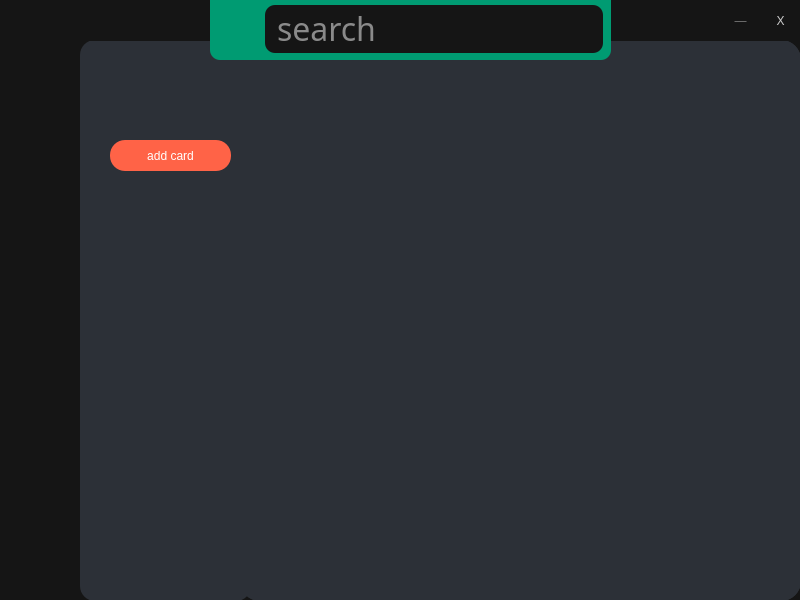
Old version of the form command-flow-main-window.ui in the repository command-flow-team/command-flow.
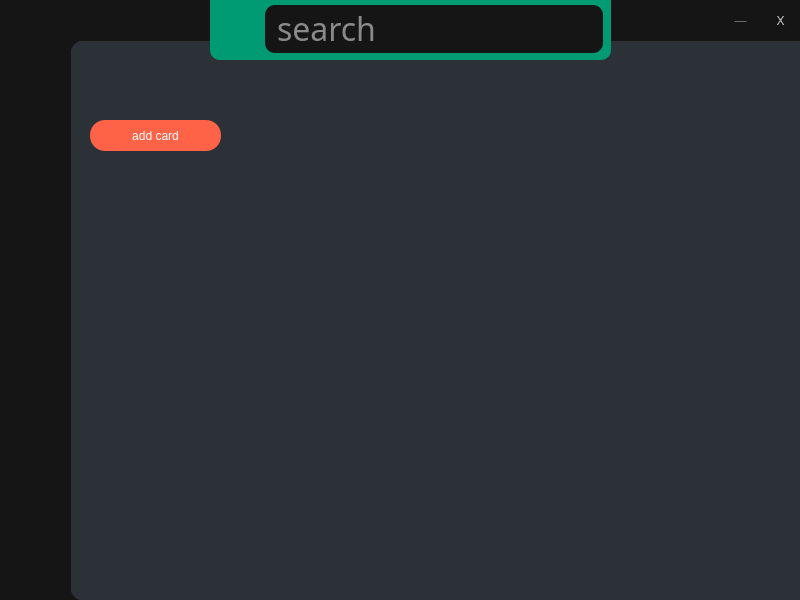
New version of the form. Icons and pictures are not drawn.

Patch:
```diff
--- a/command-flow-main-window.ui
+++ b/command-flow-main-window.ui
@@ -281,125 +281,7 @@
      <string>search </string>
     </property>
    </widget>
-   <widget class="QStackedWidget" name="mainZone">
-    <property name="geometry">
-     <rect>
-      <x>80</x>
-      <y>40</y>
-      <width>721</width>
-      <height>561</height>
-     </rect>
-    </property>
-    <property name="styleSheet">
-     <string notr="true">border-radius: 20px;</string>
-    </property>
-    <property name="currentIndex">
-     <number>1</number>
-    </property>
-    <widget class="QWidget" name="homePage">
-     <widget class="QLabel" name="label">
-      <property name="geometry">
-       <rect>
-        <x>280</x>
-        <y>50</y>
-        <width>151</width>
-        <height>81</height>
-       </rect>
-      </property>
-      <property name="styleSheet">
-       <string notr="true">background-color: #2C3037;
-color: white;
-font: 600 24pt &quot;Afacad Flux&quot;;</string>
-      </property>
-      <property name="text">
-       <string>Home page</string>
-      </property>
-     </widget>
-     <widget class="QWidget" name="homePage_background" native="true">
-      <property name="geometry">
-       <rect>
-        <x>-1</x>
-        <y>-1</y>
-        <width>741</width>
-        <height>561</height>
-       </rect>
-      </property>
-      <property name="styleSheet">
-       <string notr="true">background-color: #2C3037;</string>
-      </property>
-     </widget>
-     <zorder>homePage_background</zorder>
-     <zorder>label</zorder>
-    </widget>
-    <widget class="QWidget" name="ccmdPage">
-     <property name="styleSheet">
-      <string notr="true"/>
-     </property>
-     <widget class="QPushButton" name="add_ccmd_button">
-      <property name="geometry">
-       <rect>
-        <x>30</x>
-        <y>100</y>
-        <width>121</width>
-        <height>31</height>
-       </rect>
-      </property>
-      <property name="styleSheet">
-       <string notr="true">background-color: tomato;
-border-radius: 15;
-font: 700 21pt &quot;Afacad Flux&quot;;
-color: white;</string>
-      </property>
-      <property name="text">
-       <string>add card</string>
-      </property>
-     </widget>
-     <widget class="QScrollArea" name="ccmd_zone">
-      <property name="geometry">
-       <rect>
-        <x>160</x>
-        <y>0</y>
-        <width>561</width>
-        <height>561</height>
-       </rect>
-      </property>
-      <property name="styleSheet">
-       <string notr="true">background-color: #2C3037;</string>
-      </property>
-      <property name="widgetResizable">
-       <bool>true</bool>
-      </property>
-      <widget class="QWidget" name="scrollAreaWidgetContents">
-       <property name="geometry">
-        <rect>
-         <x>0</x>
-         <y>0</y>
-         <width>561</width>
-         <height>561</height>
-        </rect>
-       </property>
-      </widget>
-     </widget>
-     <widget class="QWidget" name="ccmd_side_bar" native="true">
-      <property name="geometry">
-       <rect>
-        <x>0</x>
-        <y>0</y>
-        <width>171</width>
-        <height>561</height>
-       </rect>
-      </property>
-      <property name="styleSheet">
-       <string notr="true">background-color: #2C3037;
-border-radius: 15px;</string>
-      </property>
-     </widget>
-     <zorder>ccmd_side_bar</zorder>
-     <zorder>ccmd_zone</zorder>
-     <zorder>add_ccmd_button</zorder>
-    </widget>
-   </widget>
-   <widget class="QWidget" name="widget" native="true">
+   <widget class="QWidget" name="side_bar" native="true">
     <property name="geometry">
      <rect>
       <x>-20</x>
@@ -552,7 +434,7 @@
      <string notr="true"/>
     </property>
    </widget>
-   <widget class="QLabel" name="label_2">
+   <widget class="QLabel" name="search_bar_icon">
     <property name="geometry">
      <rect>
       <x>225</x>
@@ -574,14 +456,145 @@
      <bool>true</bool>
     </property>
    </widget>
+   <widget class="QWidget" name="mainZone" native="true">
+    <property name="geometry">
+     <rect>
+      <x>70</x>
+      <y>40</y>
+      <width>741</width>
+      <height>561</height>
+     </rect>
+    </property>
+    <property name="styleSheet">
+     <string notr="true">background-color: #2C3037;
+border-radius: 15px;</string>
+    </property>
+    <widget class="QStackedWidget" name="pageZone">
+     <property name="geometry">
+      <rect>
+       <x>10</x>
+       <y>10</y>
+       <width>721</width>
+       <height>551</height>
+      </rect>
+     </property>
+     <property name="styleSheet">
+      <string notr="true"/>
+     </property>
+     <property name="currentIndex">
+      <number>1</number>
+     </property>
+     <widget class="QWidget" name="homePage">
+      <widget class="QLabel" name="home_page_label">
+       <property name="geometry">
+        <rect>
+         <x>280</x>
+         <y>50</y>
+         <width>151</width>
+         <height>81</height>
+        </rect>
+       </property>
+       <property name="styleSheet">
+        <string notr="true">background-color: #2C3037;
+color: white;
+font: 600 24pt &quot;Afacad Flux&quot;;</string>
+       </property>
+       <property name="text">
+        <string>Home page</string>
+       </property>
+      </widget>
+      <widget class="QWidget" name="homePage_background" native="true">
+       <property name="geometry">
+        <rect>
+         <x>-1</x>
+         <y>0</y>
+         <width>741</width>
+         <height>561</height>
+        </rect>
+       </property>
+       <property name="styleSheet">
+        <string notr="true">background-color: #2C3037;</string>
+       </property>
+      </widget>
+      <zorder>homePage_background</zorder>
+      <zorder>home_page_label</zorder>
+     </widget>
+     <widget class="QWidget" name="ccmdPage">
+      <property name="styleSheet">
+       <string notr="true"/>
+      </property>
+      <widget class="QScrollArea" name="ccmd_zone">
+       <property name="geometry">
+        <rect>
+         <x>160</x>
+         <y>-10</y>
+         <width>561</width>
+         <height>561</height>
+        </rect>
+       </property>
+       <property name="styleSheet">
+        <string notr="true">background-color: #2C3037;</string>
+       </property>
+       <property name="widgetResizable">
+        <bool>true</bool>
+       </property>
+       <widget class="QWidget" name="scrollAreaWidgetContents">
+        <property name="geometry">
+         <rect>
+          <x>0</x>
+          <y>0</y>
+          <width>561</width>
+          <height>561</height>
+         </rect>
+        </property>
+       </widget>
+      </widget>
+      <widget class="QWidget" name="ccmd_side_bar" native="true">
+       <property name="geometry">
+        <rect>
+         <x>0</x>
+         <y>0</y>
+         <width>171</width>
+         <height>531</height>
+        </rect>
+       </property>
+       <property name="styleSheet">
+        <string notr="true">background-color: #2C3037;
+border-radius: 15px;</string>
+       </property>
+       <widget class="QPushButton" name="add_ccmd_button">
+        <property name="geometry">
+         <rect>
+          <x>10</x>
+          <y>70</y>
+          <width>131</width>
+          <height>31</height>
+         </rect>
+        </property>
+        <property name="styleSheet">
+         <string notr="true">background-color: tomato;
+border-radius: 15;
+font: 700 21pt &quot;Afacad Flux&quot;;
+color: white;</string>
+        </property>
+        <property name="text">
+         <string>add card</string>
+        </property>
+       </widget>
+      </widget>
+      <zorder>ccmd_side_bar</zorder>
+      <zorder>ccmd_zone</zorder>
+     </widget>
+    </widget>
+   </widget>
    <zorder>mainZone</zorder>
    <zorder>title_bar</zorder>
    <zorder>btn_close</zorder>
    <zorder>btn_minimize</zorder>
    <zorder>search_bar</zorder>
    <zorder>search_bar_line</zorder>
-   <zorder>label_2</zorder>
-   <zorder>widget</zorder>
+   <zorder>search_bar_icon</zorder>
+   <zorder>side_bar</zorder>
   </widget>
  </widget>
  <resources>
```
